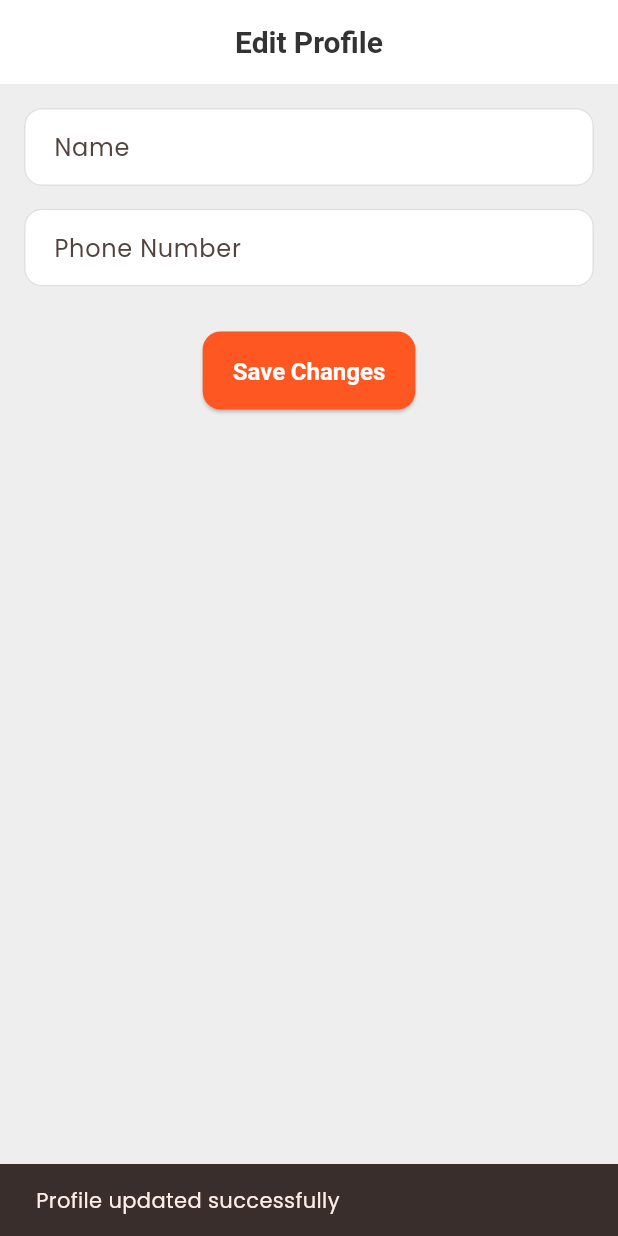
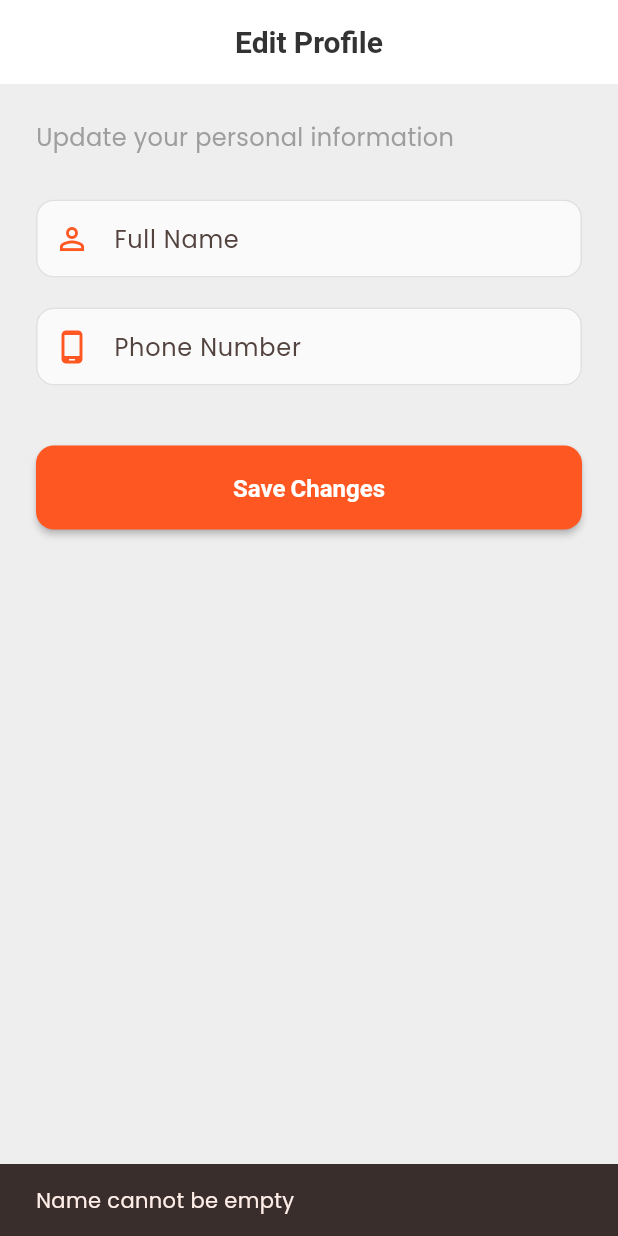
Before and after one commit to AndWhydev/Food-Run, a Flutter app: the EditProfileScreen screen opened by its route, after a tap on "Save Changes", on a phone screen of 412 x 824 dp. Run offline on Flutter 3.47's test engine with Material 3 defaults, Android fonts, the phone set to English and light mode, and no system bars; our stand-ins replace cloud_firestore, firebase_auth, firebase_core, firebase_messaging, get, go_router and 2 more; accounts and stored records are empty.

```diff
--- a/lib/auth/providers/auth_provider.dart
+++ b/lib/auth/providers/auth_provider.dart
@@ -302,6 +302,8 @@ class AuthProvider with ChangeNotifier {
         if (imageUrl != null) 'profileImage': imageUrl,
       });
 
+      await loadUser(); // Refresh local user model
+
       ScaffoldMessenger.of(context).showSnackBar(
         const SnackBar(content: Text("Profile updated successfully")),
       );
--- a/lib/views/rider/pages/profile/edit_profile.dart
+++ b/lib/views/rider/pages/profile/edit_profile.dart
@@ -26,38 +26,115 @@ class _EditProfileScreenState extends State<EditProfileScreen> {
     final provider = context.watch<AuthProvider>();
 
     return Scaffold(
-      appBar: AppBar(title: const Text("Edit Profile")),
-      body: Padding(
-        padding: const EdgeInsets.all(16),
+      appBar: AppBar(
+        title: const Text("Edit Profile"),
+        backgroundColor: Colors.white,
+        foregroundColor: Colors.black,
+        elevation: 0,
+      ),
+      body: SingleChildScrollView(
+        padding: const EdgeInsets.all(24),
         child: Column(
+          crossAxisAlignment: CrossAxisAlignment.stretch,
           children: [
-            TextField(
+            const Text(
+              "Update your personal information",
+              style: TextStyle(fontSize: 16, color: Colors.grey),
+            ),
+            const SizedBox(height: 30),
+            _buildTextField(
               controller: nameCtrl,
-              decoration: const InputDecoration(labelText: "Name"),
+              label: "Full Name",
+              icon: Icons.person_outline,
             ),
-            const SizedBox(height: 15),
-            TextField(
+            const SizedBox(height: 20),
+            _buildTextField(
               controller: phoneCtrl,
-              decoration: const InputDecoration(labelText: "Phone Number"),
+              label: "Phone Number",
+              icon: Icons.phone_android_outlined,
+              keyboardType: TextInputType.phone,
             ),
+            const SizedBox(height: 40),
+            ElevatedButton(
+              onPressed: provider.isLoading
+                  ? null
+                  : () async {
+                      final name = nameCtrl.text.trim();
+                      final phone = phoneCtrl.text.trim();
 
-            const SizedBox(height: 30),
+                      if (name.isEmpty) {
+                        ScaffoldMessenger.of(context).showSnackBar(
+                          const SnackBar(content: Text("Name cannot be empty")),
+                        );
+                        return;
+                      }
 
-            ElevatedButton(
-              onPressed: () async {
-                await provider.updateProfile(
-                  name: nameCtrl.text.trim(),
-                  phone: phoneCtrl.text.trim(),
-                  context: context,
-                );
-              },
+                      await provider.updateProfile(
+                        name: name,
+                        phone: phone,
+                        context: context,
+                      );
+
+                      if (context.mounted) {
+                        Navigator.pop(context);
+                      }
+                    },
+              style: ElevatedButton.styleFrom(
+                backgroundColor: Colors.deepOrange,
+                foregroundColor: Colors.white,
+                padding: const EdgeInsets.symmetric(vertical: 16),
+                shape: RoundedRectangleBorder(
+                  borderRadius: BorderRadius.circular(12),
+                ),
+                elevation: 2,
+              ),
               child: provider.isLoading
-                  ? const CircularProgressIndicator(color: Colors.white)
-                  : const Text("Save Changes"),
+                  ? const SizedBox(
+                      height: 20,
+                      width: 20,
+                      child: CircularProgressIndicator(
+                        color: Colors.white,
+                        strokeWidth: 2,
+                      ),
+                    )
+                  : const Text(
+                      "Save Changes",
+                      style: TextStyle(fontSize: 16, fontWeight: FontWeight.bold),
+                    ),
             ),
           ],
         ),
       ),
     );
   }
+
+  Widget _buildTextField({
+    required TextEditingController controller,
+    required String label,
+    required IconData icon,
+    TextInputType? keyboardType,
+  }) {
+    return TextField(
+      controller: controller,
+      keyboardType: keyboardType,
+      decoration: InputDecoration(
+        labelText: label,
+        prefixIcon: Icon(icon, color: Colors.deepOrange),
+        border: OutlineInputBorder(
+          borderRadius: BorderRadius.circular(12),
+          borderSide: const BorderSide(color: Colors.grey),
+        ),
+        enabledBorder: OutlineInputBorder(
+          borderRadius: BorderRadius.circular(12),
+          borderSide: BorderSide(color: Colors.grey.shade300),
+        ),
+        focusedBorder: OutlineInputBorder(
+          borderRadius: BorderRadius.circular(12),
+          borderSide: const BorderSide(color: Colors.deepOrange, width: 2),
+        ),
+        filled: true,
+        fillColor: Colors.grey.shade50,
+      ),
+    );
+  }
 }
```
Also changed, not shown: lib/views/customer/profile/profile.dart (+33 -18 lines), lib/views/rider/pages/profile/profile.dart (+22 -6 lines).
